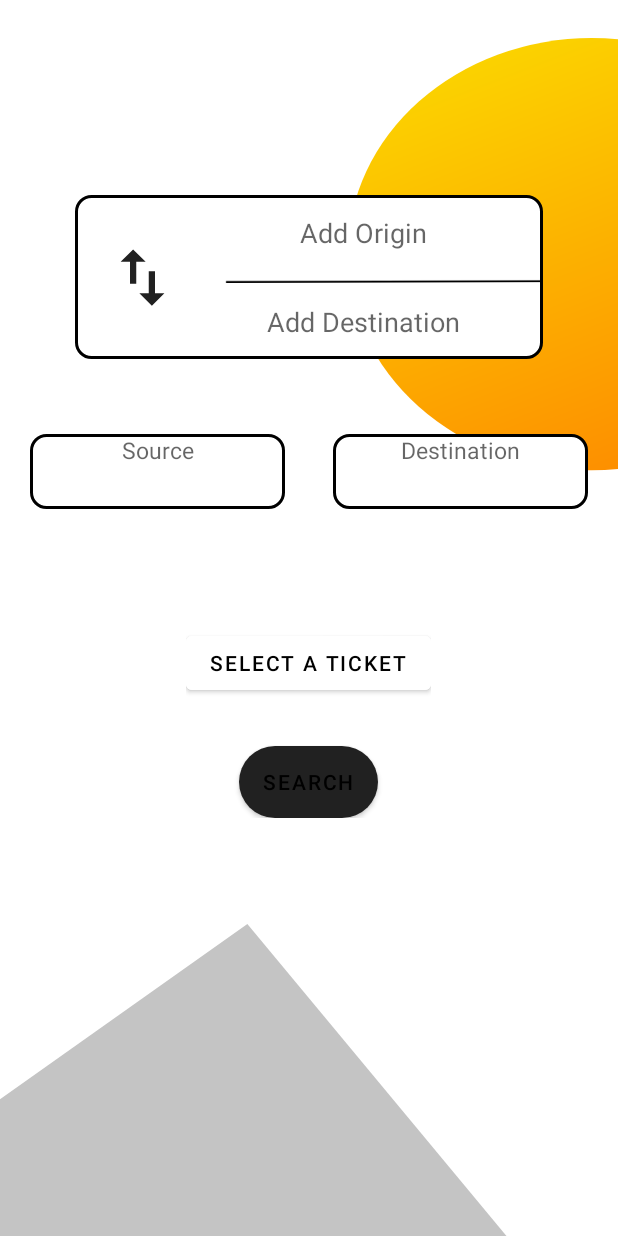
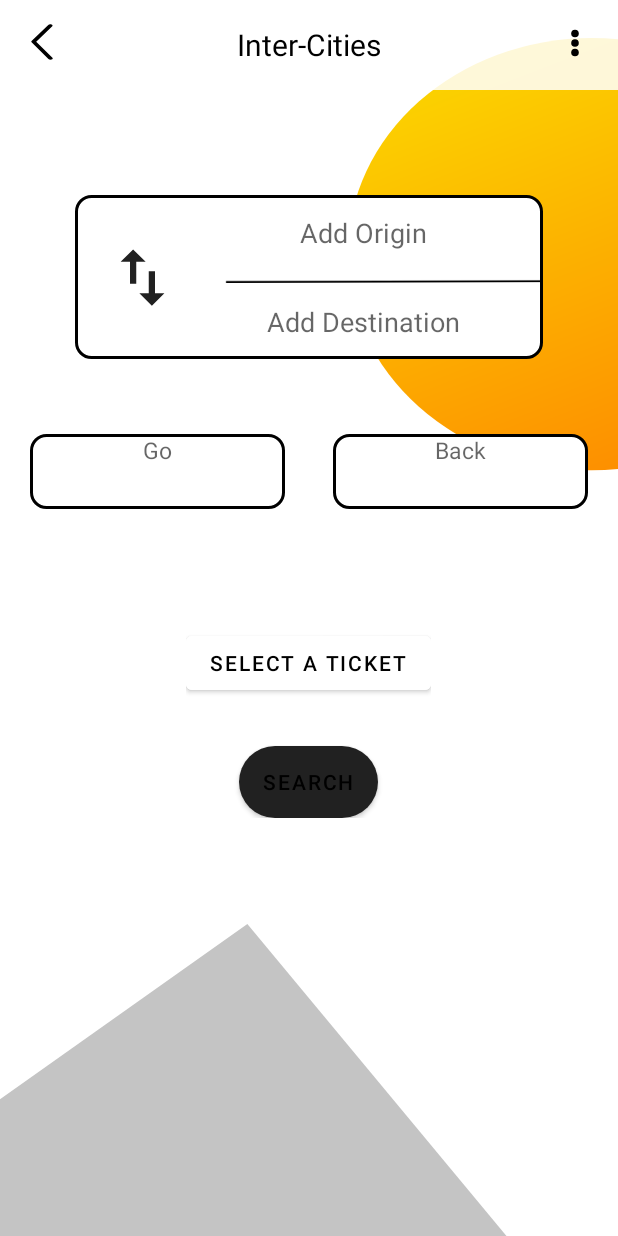
Before and after one commit to marcoalsampaio/VianaOnWheels, an Android app: the Intercities screen opened directly, with no data from a screen before it, on a phone screen of 412 x 824 dp. Run offline under Robolectric (Android 15) with nearby library versions, the phone set to English and light mode, and no system bars; our stand-ins replace Firebase (no records; nobody signed in at launch, a user with empty details on screens opened directly); 1 statement that could not run was skipped.

Commit message:
Intercities update

```diff
--- a/app/src/main/java/com/example/vianaonwheels/models/CartItems.kt
+++ b/app/src/main/java/com/example/vianaonwheels/models/CartItems.kt
@@ -15,6 +15,9 @@ public class CartItems(
     var ad_bilhetes: Int,
     var jo_bilhetes: Int,
     var se_bilhetes: Int,
+    var beginHour: String,
+    var endHour: String,
+    var company: String,
 
     ){
 
--- a/app/src/main/java/com/example/vianaonwheels/models/Trips.kt
+++ b/app/src/main/java/com/example/vianaonwheels/models/Trips.kt
@@ -8,6 +8,7 @@ import com.google.firebase.ktx.Firebase
 import java.util.*;
 
 public class Trips(
+    var date: String,
     var basePrice: Float,
     var beginHour: String,
     var endHour: String,
--- a/app/src/main/res/layout/activity_buyticket.xml
+++ b/app/src/main/res/layout/activity_buyticket.xml
@@ -10,6 +10,7 @@
     android:layout_width="match_parent"
     android:layout_height="match_parent"
     android:background="@drawable/ic_inter">
+
         <include layout="@layout/topbar" />
 
     <androidx.recyclerview.widget.RecyclerView
--- a/app/src/main/res/layout/activity_intercities.xml
+++ b/app/src/main/res/layout/activity_intercities.xml
@@ -1,11 +1,18 @@
 <?xml version="1.0" encoding="utf-8"?>
-<RelativeLayout xmlns:android="http://schemas.android.com/apk/res/android"
+<androidx.drawerlayout.widget.DrawerLayout xmlns:android="http://schemas.android.com/apk/res/android"
+    xmlns:app="http://schemas.android.com/apk/res-auto"
     xmlns:tools="http://schemas.android.com/tools"
     android:layout_width="match_parent"
     android:layout_height="match_parent"
-    tools:context=".Intercities"
+    android:id="@+id/drawerLayout"
+    tools:context=".Intercities">
+
+<RelativeLayout
+    android:layout_width="match_parent"
+    android:layout_height="match_parent"
     android:background="@drawable/ic_sign_up">
 
+    <include layout="@layout/topbar" />
 
     <RelativeLayout
         android:id="@+id/rl_info"
@@ -357,3 +364,15 @@
 
 
 </RelativeLayout>
+
+    <com.google.android.material.navigation.NavigationView
+        android:id="@+id/navView"
+        android:layout_width="wrap_content"
+        android:layout_height="match_parent"
+        android:layout_gravity="start"
+        android:fitsSystemWindows="true"
+        app:headerLayout="@layout/nav_header_sidemenu"
+        android:background="@drawable/ic_backgroundsidemenu"
+        android:isScrollContainer="false">
+    </com.google.android.material.navigation.NavigationView>
+</androidx.drawerlayout.widget.DrawerLayout>
--- a/app/src/main/res/layout/activity_main_page.xml
+++ b/app/src/main/res/layout/activity_main_page.xml
@@ -124,6 +124,7 @@
                         />
                 </androidx.cardview.widget.CardView>
 
+
                 <androidx.cardview.widget.CardView
                     android:layout_width="200dp"
                     android:layout_height="200dp"
--- a/app/src/main/res/layout/activity_to_use.xml
+++ b/app/src/main/res/layout/activity_to_use.xml
@@ -19,6 +19,7 @@ android:id="@+id/drawerLayout"
             android:id="@+id/rvToUseItem"
             tools:ignore="MissingConstraints"
             android:layout_marginTop="30dp"/>
+
         <include layout="@layout/topbar" />
     </RelativeLayout>
 
--- a/app/src/main/res/layout/topbar.xml
+++ b/app/src/main/res/layout/topbar.xml
@@ -37,8 +37,8 @@
             android:layout_width="wrap_content"
             android:layout_height="wrap_content"
             android:layout_alignParentEnd="true"
-            android:src="@drawable/ic_dots_y_svgrepo_com"
-            android:onClick="menuIcon"/>
+            android:onClick="menuIcon"
+            android:src="@drawable/ic_dots_y_svgrepo_com" />
     </RelativeLayout>
 
 </RelativeLayout>
--- a/app/src/main/res/values/strings.xml
+++ b/app/src/main/res/values/strings.xml
@@ -33,8 +33,6 @@
     <string name="icities_search">Search</string>
     <string name="icities_origins">Add Origin</string>
     <string name="icities_destination">Add Destination</string>
-    <string name="icities_source_date">Source</string>
-    <string name="icities_destination_date">Destination</string>
     <string name="insert_data">Please insert all info to continue</string>
     <string name="sign_up">Sign up</string>
     <string name="sign_in">Sign in</string>
```
Also changed, not shown: app/src/main/java/com/example/vianaonwheels/BuyTicket.kt (+15 -5 lines), app/src/main/java/com/example/vianaonwheels/Intercities.kt (+78 -0 lines), app/src/main/java/com/example/vianaonwheels/IntercitiesSearch.kt (+91 -11 lines), app/src/main/java/com/example/vianaonwheels/MainPage.kt (+9 -1 lines), app/src/main/java/com/example/vianaonwheels/adapter/intercitiesAdapter.kt (+7 -7 lines), app/src/main/res/layout/activity_intercieties_search.xml (+33 -16 lines), 1 other file.
